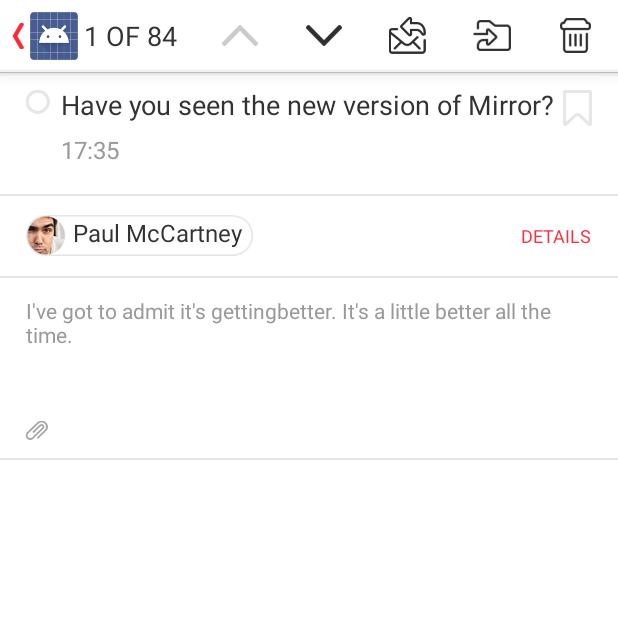
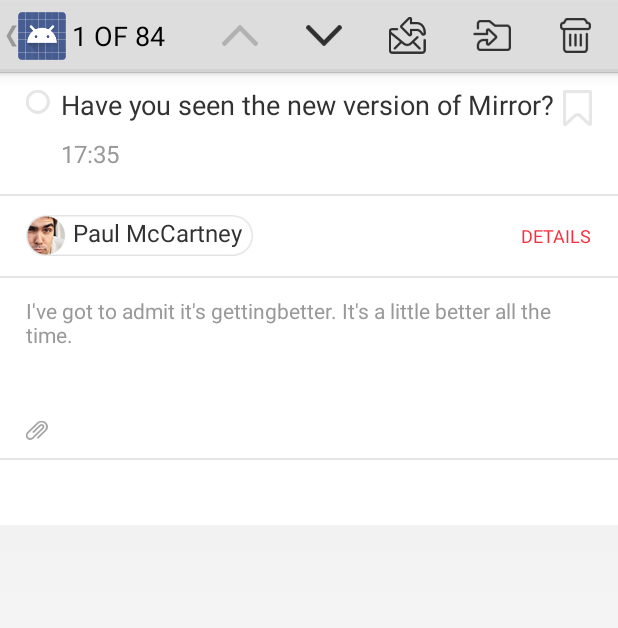
Before and after one commit to jimulabs/mirror_demos, an Android app: the screen it shows after launch (ReadActivity), after a tap on "17:35", on a phone screen of 412 x 824 dp. Shown: the top 628 px of the screen. Run offline under Robolectric (Android 15) with nearby library versions, the light colour scheme and no system bars; network calls fail; pictures from the network do not load.

Commit message:
Make sure runtime library works

```diff
--- a/MirrorMailProject/MirrorMail/src/main/AndroidManifest.xml
+++ b/MirrorMailProject/MirrorMail/src/main/AndroidManifest.xml
@@ -14,11 +14,10 @@
         android:allowBackup="true"
         android:icon="@drawable/ic_launcher"
         android:label="@string/app_name"
-        android:theme="@style/AppTheme.Light">
+        android:theme="@android:style/Theme.Holo.Light">
 
         <activity
-            android:name=".ListActivity"
-            android:uiOptions="splitActionBarWhenNarrow">
+            android:name=".ListActivity">
             <intent-filter>
                 <action android:name="android.intent.action.MAIN"/>
 
--- a/MirrorMailProject/MirrorMail/src/main/java/com/jimulabs/samples/mirrormail/ListActivity.java
+++ b/MirrorMailProject/MirrorMail/src/main/java/com/jimulabs/samples/mirrormail/ListActivity.java
@@ -62,7 +62,7 @@
         mActionBar = getActionBar();
         mActionBar.setTitle(title);
 
-        mActionBar.setDisplayHomeAsUpEnabled(true);
+//        mActionBar.setDisplayHomeAsUpEnabled(true);
     }
 
     @Override
--- a/MirrorMailProject/MirrorMail/src/main/res/layout/activity_read.xml
+++ b/MirrorMailProject/MirrorMail/src/main/res/layout/activity_read.xml
@@ -43,7 +43,7 @@
                     android:layout_alignLeft="@id/subject"
                     android:layout_below="@id/subject"
                     android:layout_marginTop="@dimen/timestamp_top_margin"
-                    android:includeFontPadding="false"
+                    android:includeFontPadding="true"
                     android:textSize="@dimen/time_stamp_text_size"
                     style="@style/textHeading" />
 
--- a/MirrorMailProject/libraries/mirrorlib/src/main/java/com/jimulabs/mirrorlib/receive/ResourceReceiveService.java
+++ b/MirrorMailProject/libraries/mirrorlib/src/main/java/com/jimulabs/mirrorlib/receive/ResourceReceiveService.java
@@ -30,7 +30,7 @@
         Log.i("ResRecService", "onAllFilesReady");
 //        ResourceModelCache.getInstance().setModel(rm);
         // M TODO set model
-        sendNotification();
+        //sendNotification();
         Log.i("ResRecService", "Sent notification");
         Refresher.refresh();
     }
@@ -91,7 +91,7 @@
     @Override
     public void onCreate() {
         super.onCreate();
-        runForeground();
+        //runForeground();
         mResourceReceiver = createResourceReceiver();
         mResourceReceiver.start();
     }
```
